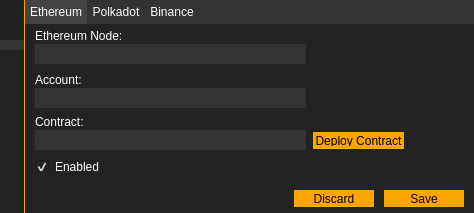
First picture: the form in mainwindow.ui, repository Acria-Network/Acria-Oracle-Node-Qt, before the edit.
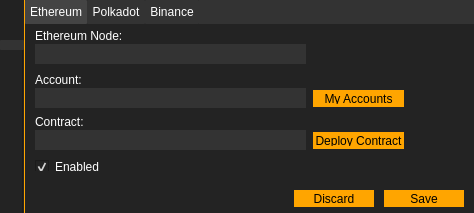
Second picture: the form after the edit. The open tabs and pages were chosen to show the change. Icons and pictures are not drawn.

Commit message: account selection

```diff
--- a/mainwindow.ui
+++ b/mainwindow.ui
@@ -1563,6 +1563,32 @@
          <bool>true</bool>
         </property>
        </widget>
+       <widget class="QPushButton" name="pushButton_accounts_eth">
+        <property name="geometry">
+         <rect>
+          <x>288</x>
+          <y>66</y>
+          <width>91</width>
+          <height>17</height>
+         </rect>
+        </property>
+        <property name="styleSheet">
+         <string notr="true">background-color:white;
+color:black;
+border: none;
+/*padding:30px;*/
+width:80px;
+padding-top:3px;
+padding-bottom:3px;
+background-color:orange;</string>
+        </property>
+        <property name="text">
+         <string>My Accounts</string>
+        </property>
+        <property name="flat">
+         <bool>true</bool>
+        </property>
+       </widget>
       </widget>
       <widget class="QWidget" name="tab_6">
        <property name="styleSheet">
```
Left out of the diff: 32 changed lines with no effect on the pictures. The commit also changes 17 other files.
